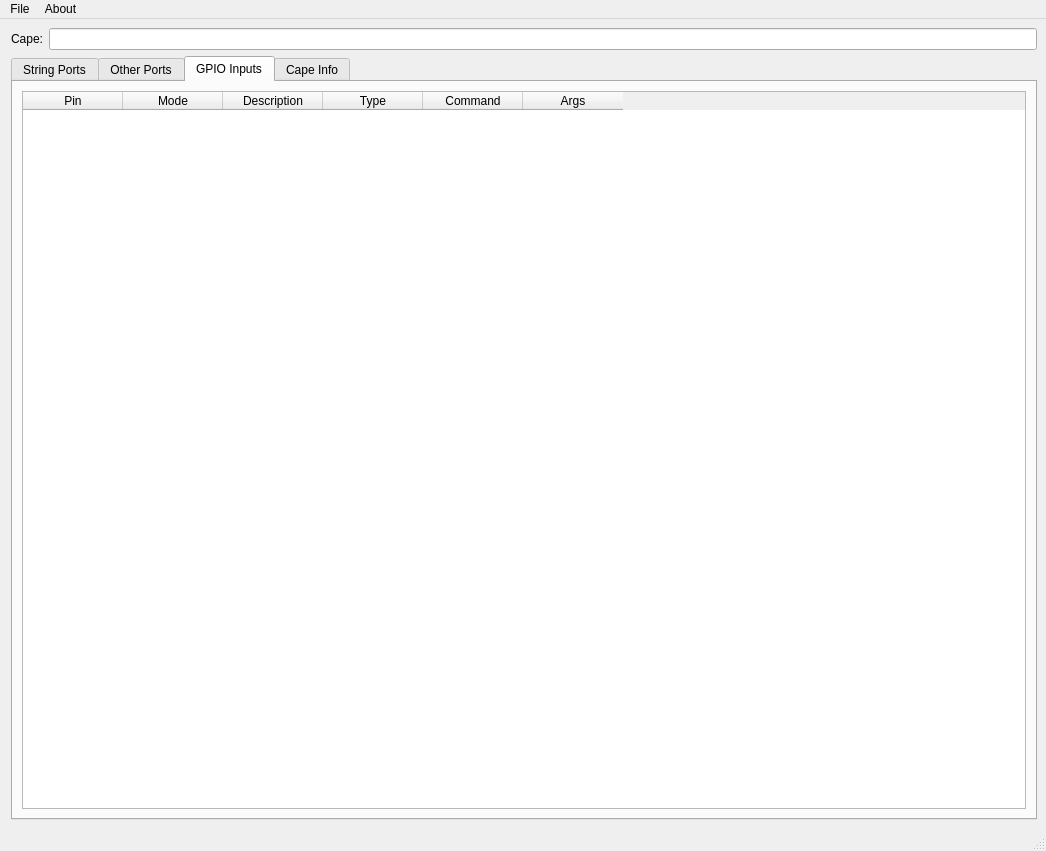
Qt form res/mainwindow.ui (computergeek1507/ESPHomeManager) before a commit.
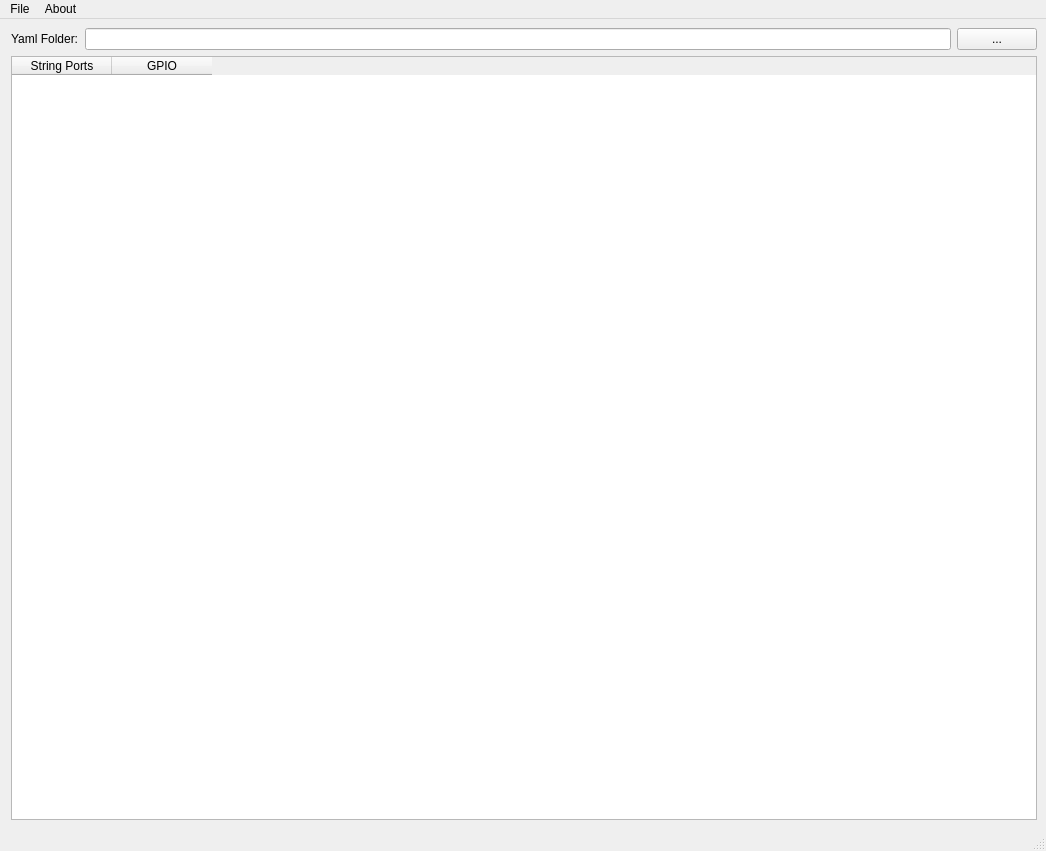
The same form after that commit. The open tabs and pages were chosen to show the change. Icons and pictures are not drawn.

Patch:
```diff
--- a/res/mainwindow.ui
+++ b/res/mainwindow.ui
@@ -27,6 +27,13 @@
       <property name="verticalSpacing">
        <number>3</number>
       </property>
+      <item row="0" column="0">
+       <widget class="QLabel" name="label">
+        <property name="text">
+         <string>Yaml Folder:</string>
+        </property>
+       </widget>
+      </item>
       <item row="0" column="1">
        <widget class="QLineEdit" name="leProject">
         <property name="readOnly">
@@ -34,125 +41,36 @@
         </property>
        </widget>
       </item>
-      <item row="0" column="0">
-       <widget class="QLabel" name="label">
+      <item row="0" column="2">
+       <widget class="QPushButton" name="pushButtonFolder">
         <property name="text">
-         <string>Cape:</string>
+         <string>...</string>
         </property>
        </widget>
       </item>
      </layout>
     </item>
     <item>
-     <widget class="QTabWidget" name="tabWidget">
-      <property name="currentIndex">
-       <number>0</number>
+     <widget class="QTableWidget" name="twYamls">
+      <property name="columnCount">
+       <number>2</number>
       </property>
-      <widget class="QWidget" name="tabStringPorts">
-       <attribute name="title">
+      <attribute name="verticalHeaderMinimumSectionSize">
+       <number>25</number>
+      </attribute>
+      <attribute name="verticalHeaderDefaultSectionSize">
+       <number>30</number>
+      </attribute>
+      <column>
+       <property name="text">
         <string>String Ports</string>
-       </attribute>
-       <layout class="QVBoxLayout" name="verticalLayout_3">
-        <item>
-         <widget class="QComboBox" name="comboBoxCape"/>
-        </item>
-        <item>
-         <widget class="QTableWidget" name="twParts">
-          <property name="columnCount">
-           <number>2</number>
-          </property>
-          <attribute name="verticalHeaderMinimumSectionSize">
-           <number>25</number>
-          </attribute>
-          <attribute name="verticalHeaderDefaultSectionSize">
-           <number>30</number>
-          </attribute>
-          <column>
-           <property name="text">
-            <string>String Ports</string>
-           </property>
-          </column>
-          <column>
-           <property name="text">
-            <string>GPIO</string>
-           </property>
-          </column>
-         </widget>
-        </item>
-       </layout>
-      </widget>
-      <widget class="QWidget" name="tabSerial">
-       <attribute name="title">
-        <string>Other Ports</string>
-       </attribute>
-       <layout class="QGridLayout" name="gridLayout_2">
-        <item row="0" column="0">
-         <widget class="QTableWidget" name="twOther">
-          <column>
-           <property name="text">
-            <string>Type</string>
-           </property>
-          </column>
-          <column>
-           <property name="text">
-            <string>Device</string>
-           </property>
-          </column>
-         </widget>
-        </item>
-       </layout>
-      </widget>
-      <widget class="QWidget" name="tabGPIO">
-       <attribute name="title">
-        <string>GPIO Inputs</string>
-       </attribute>
-       <layout class="QGridLayout" name="gridLayout_3">
-        <item row="0" column="0">
-         <widget class="QTableWidget" name="twGPIO">
-          <column>
-           <property name="text">
-            <string>Pin</string>
-           </property>
-          </column>
-          <column>
-           <property name="text">
-            <string>Mode</string>
-           </property>
-          </column>
-          <column>
-           <property name="text">
-            <string>Description</string>
-           </property>
-          </column>
-          <column>
-           <property name="text">
-            <string>Type</string>
-           </property>
-          </column>
-          <column>
-           <property name="text">
-            <string>Command</string>
-           </property>
-          </column>
-          <column>
-           <property name="text">
-            <string>Args</string>
-           </property>
-          </column>
-         </widget>
-        </item>
-       </layout>
-      </widget>
-      <widget class="QWidget" name="tabCapeInfo">
-       <attribute name="title">
-        <string>Cape Info</string>
-       </attribute>
-       <layout class="QVBoxLayout" name="verticalLayout_4">
-        <item>
-         <widget class="QTextEdit" name="textEditCapeInfo"/>
-        </item>
-       </layout>
-      </widget>
+       </property>
+      </column>
+      <column>
+       <property name="text">
+        <string>GPIO</string>
+       </property>
+      </column>
      </widget>
     </item>
    </layout>
```
Left out of the diff: 48 changed lines with no effect on the pictures.
